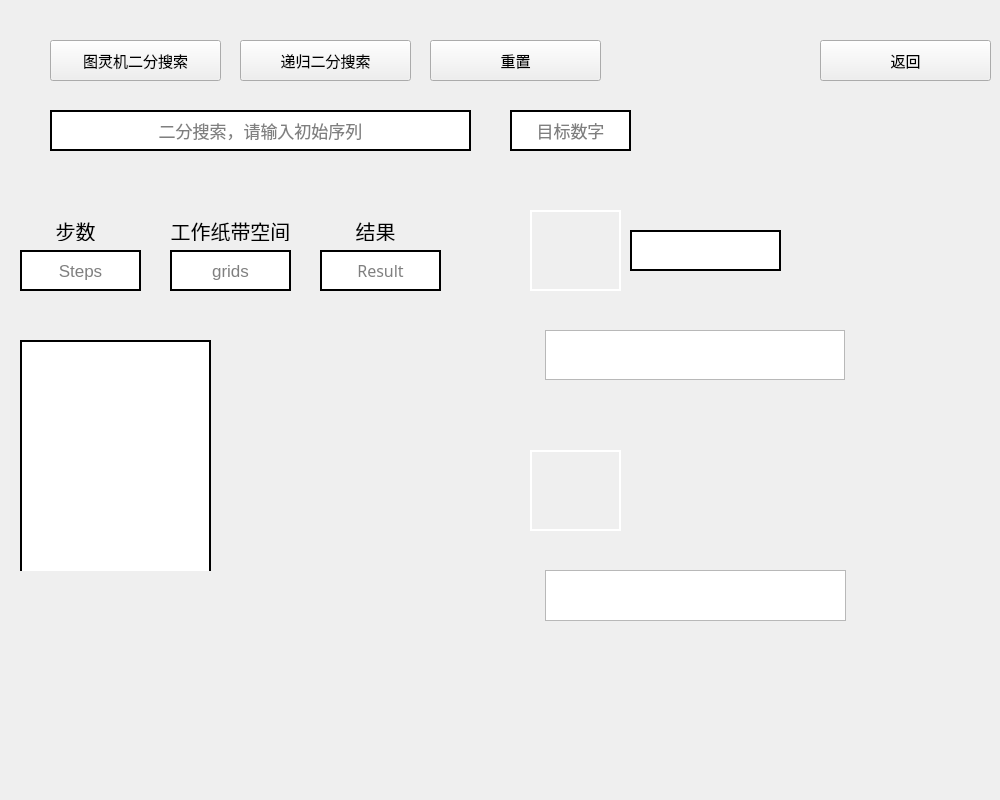
Qt form turing.ui (Createrzj/Turing-Machine) before a commit.
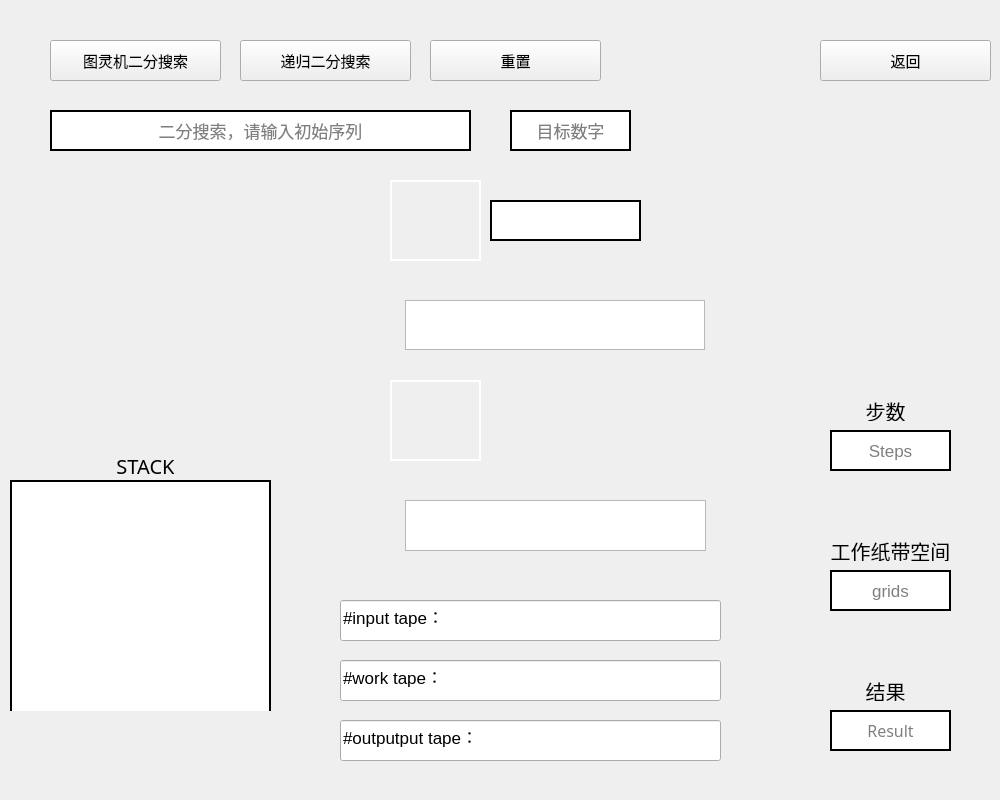
The same form after that commit.

```diff
--- a/turing.ui
+++ b/turing.ui
@@ -89,8 +89,8 @@
   <widget class="QTableWidget" name="tape">
    <property name="geometry">
     <rect>
-     <x>545</x>
-     <y>330</y>
+     <x>405</x>
+     <y>300</y>
      <width>300</width>
      <height>50</height>
     </rect>
@@ -137,8 +137,8 @@
   <widget class="QTableWidget" name="workTape">
    <property name="geometry">
     <rect>
-     <x>545</x>
-     <y>570</y>
+     <x>405</x>
+     <y>500</y>
      <width>301</width>
      <height>51</height>
     </rect>
@@ -157,8 +157,8 @@
   <widget class="QLineEdit" name="steps">
    <property name="geometry">
     <rect>
-     <x>20</x>
-     <y>250</y>
+     <x>830</x>
+     <y>430</y>
      <width>121</width>
      <height>41</height>
     </rect>
@@ -185,8 +185,8 @@
   <widget class="QLabel" name="picture_turing">
    <property name="geometry">
     <rect>
-     <x>530</x>
-     <y>210</y>
+     <x>390</x>
+     <y>180</y>
      <width>91</width>
      <height>81</height>
     </rect>
@@ -206,8 +206,8 @@
   <widget class="QLabel" name="picture_arrowhead">
    <property name="geometry">
     <rect>
-     <x>560</x>
-     <y>290</y>
+     <x>420</x>
+     <y>260</y>
      <width>30</width>
      <height>40</height>
     </rect>
@@ -225,8 +225,8 @@
   <widget class="QLabel" name="picture_arrowhead_2">
    <property name="geometry">
     <rect>
-     <x>560</x>
-     <y>530</y>
+     <x>420</x>
+     <y>460</y>
      <width>30</width>
      <height>40</height>
     </rect>
@@ -244,8 +244,8 @@
   <widget class="QLabel" name="picture_turing_2">
    <property name="geometry">
     <rect>
-     <x>530</x>
-     <y>450</y>
+     <x>390</x>
+     <y>380</y>
      <width>91</width>
      <height>81</height>
     </rect>
@@ -265,8 +265,8 @@
   <widget class="QLineEdit" name="output_Binary">
    <property name="geometry">
     <rect>
-     <x>320</x>
-     <y>250</y>
+     <x>830</x>
+     <y>710</y>
      <width>121</width>
      <height>41</height>
     </rect>
@@ -296,8 +296,8 @@
   <widget class="QLineEdit" name="output_process">
    <property name="geometry">
     <rect>
-     <x>630</x>
-     <y>230</y>
+     <x>490</x>
+     <y>200</y>
      <width>151</width>
      <height>41</height>
     </rect>
@@ -321,8 +321,8 @@
   <widget class="QLineEdit" name="grids">
    <property name="geometry">
     <rect>
-     <x>170</x>
-     <y>250</y>
+     <x>830</x>
+     <y>570</y>
      <width>121</width>
      <height>41</height>
     </rect>
@@ -346,8 +346,8 @@
   <widget class="QLabel" name="label">
    <property name="geometry">
     <rect>
-     <x>40</x>
-     <y>220</y>
+     <x>850</x>
+     <y>400</y>
      <width>71</width>
      <height>21</height>
     </rect>
@@ -377,8 +377,8 @@
   <widget class="QLabel" name="label_2">
    <property name="geometry">
     <rect>
-     <x>150</x>
-     <y>220</y>
+     <x>810</x>
+     <y>540</y>
      <width>161</width>
      <height>21</height>
     </rect>
@@ -408,8 +408,8 @@
   <widget class="QLabel" name="label_3">
    <property name="geometry">
     <rect>
-     <x>340</x>
-     <y>220</y>
+     <x>850</x>
+     <y>680</y>
      <width>71</width>
      <height>21</height>
     </rect>
@@ -523,9 +523,9 @@
   <widget class="QTextEdit" name="STACK">
    <property name="geometry">
     <rect>
-     <x>20</x>
-     <y>340</y>
-     <width>191</width>
+     <x>10</x>
+     <y>480</y>
+     <width>261</width>
      <height>231</height>
     </rect>
    </property>
@@ -539,6 +539,121 @@
 </string>
    </property>
   </widget>
+  <widget class="QLabel" name="label_4">
+   <property name="geometry">
+    <rect>
+     <x>100</x>
+     <y>450</y>
+     <width>91</width>
+     <height>31</height>
+    </rect>
+   </property>
+   <property name="font">
+    <font>
+     <family>华文楷体</family>
+     <pointsize>15</pointsize>
+     <weight>50</weight>
+     <italic>false</italic>
+     <bold>false</bold>
+    </font>
+   </property>
+   <property name="styleSheet">
+    <string notr="true">QLabel{
+font: 15pt &quot;华文楷体&quot;;
+
+}</string>
+   </property>
+   <property name="text">
+    <string>STACK</string>
+   </property>
+   <property name="alignment">
+    <set>Qt::AlignCenter</set>
+   </property>
+  </widget>
+  <widget class="QLineEdit" name="input_tape_line">
+   <property name="geometry">
+    <rect>
+     <x>340</x>
+     <y>600</y>
+     <width>381</width>
+     <height>41</height>
+    </rect>
+   </property>
+   <property name="styleSheet">
+    <string notr="true">QLineEdit{
+font: 12pt &quot;华文楷体&quot;;
+
+}</string>
+   </property>
+   <property name="inputMask">
+    <string/>
+   </property>
+   <property name="text">
+    <string extracomment="二分搜索，请输入初始序列">#input tape：</string>
+   </property>
+   <property name="alignment">
+    <set>Qt::AlignLeading|Qt::AlignLeft|Qt::AlignVCenter</set>
+   </property>
+   <property name="placeholderText">
+    <string/>
+   </property>
+  </widget>
+  <widget class="QLineEdit" name="work_tape_line">
+   <property name="geometry">
+    <rect>
+     <x>340</x>
+     <y>660</y>
+     <width>381</width>
+     <height>41</height>
+    </rect>
+   </property>
+   <property name="styleSheet">
+    <string notr="true">QLineEdit{
+font: 12pt &quot;华文楷体&quot;;
+
+}</string>
+   </property>
+   <property name="inputMask">
+    <string/>
+   </property>
+   <property name="text">
+    <string extracomment="二分搜索，请输入初始序列">#work tape：</string>
+   </property>
+   <property name="alignment">
+    <set>Qt::AlignLeading|Qt::AlignLeft|Qt::AlignVCenter</set>
+   </property>
+   <property name="placeholderText">
+    <string/>
+   </property>
+  </widget>
+  <widget class="QLineEdit" name="output_tape_line">
+   <property name="geometry">
+    <rect>
+     <x>340</x>
+     <y>720</y>
+     <width>381</width>
+     <height>41</height>
+    </rect>
+   </property>
+   <property name="styleSheet">
+    <string notr="true">QLineEdit{
+font: 12pt &quot;华文楷体&quot;;
+
+}</string>
+   </property>
+   <property name="inputMask">
+    <string/>
+   </property>
+   <property name="text">
+    <string extracomment="二分搜索，请输入初始序列">#outputput tape：</string>
+   </property>
+   <property name="alignment">
+    <set>Qt::AlignLeading|Qt::AlignLeft|Qt::AlignVCenter</set>
+   </property>
+   <property name="placeholderText">
+    <string/>
+   </property>
+  </widget>
  </widget>
  <resources/>
  <connections/>
```
